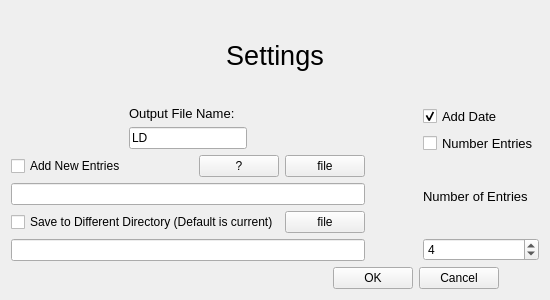
Old version of the form MILD/settings.ui in the repository jchallenger1/Mild-Prospective-Memory.
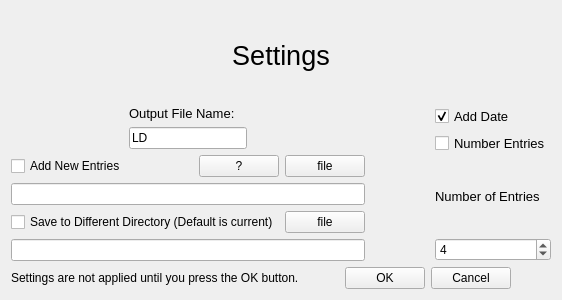
New version of the form.

The edit to the form file:
```diff
--- a/MILD/settings.ui
+++ b/MILD/settings.ui
@@ -271,11 +271,21 @@
    </item>
    <item>
     <layout class="QHBoxLayout" name="horizontalLayout_2">
+     <item>
+      <widget class="QLabel" name="label_4">
+       <property name="text">
+        <string>Settings are not applied until you press the OK button.</string>
+       </property>
+      </widget>
+     </item>
      <item>
       <spacer name="horizontalSpacer_5">
        <property name="orientation">
         <enum>Qt::Horizontal</enum>
        </property>
+       <property name="sizeType">
+        <enum>QSizePolicy::Minimum</enum>
+       </property>
        <property name="sizeHint" stdset="0">
         <size>
          <width>40</width>
```
